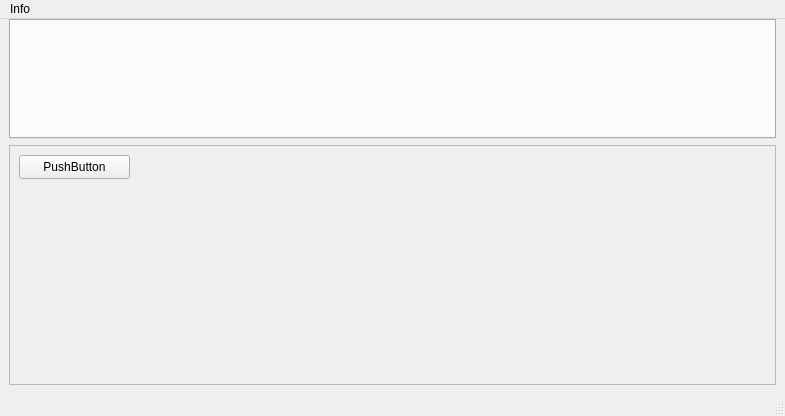
Qt form ui/soundboard.ui (KROIA/Soundboard) before a commit.
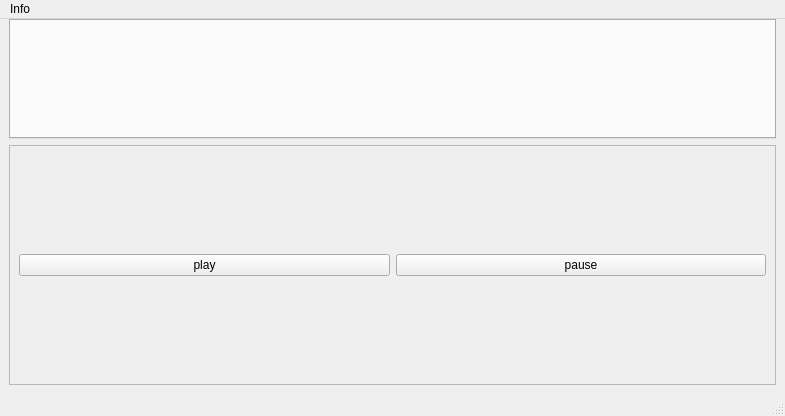
The same form after that commit. Custom widgets are drawn as their Qt base class.

```diff
--- a/ui/soundboard.ui
+++ b/ui/soundboard.ui
@@ -45,19 +45,22 @@
       <property name="frameShadow">
        <enum>QFrame::Raised</enum>
       </property>
+      <layout class="QHBoxLayout" name="horizontalLayout">
+       <item>
       <widget class="QPushButton" name="pushButton">
-       <property name="geometry">
-        <rect>
-         <x>10</x>
-         <y>10</y>
-         <width>111</width>
-         <height>24</height>
-        </rect>
-       </property>
+         <property name="text">
+          <string>play</string>
+         </property>
+        </widget>
+       </item>
+       <item>
+        <widget class="QPushButton" name="pushButton_2">
        <property name="text">
-        <string>PushButton</string>
-       </property>
-      </widget>
+          <string>pause</string>
+         </property>
+        </widget>
+       </item>
+      </layout>
      </widget>
     </item>
    </layout>
```
Left out of the diff: 2 changed lines with no effect on the pictures. Lines whose indentation alone changed are shown as unchanged.
